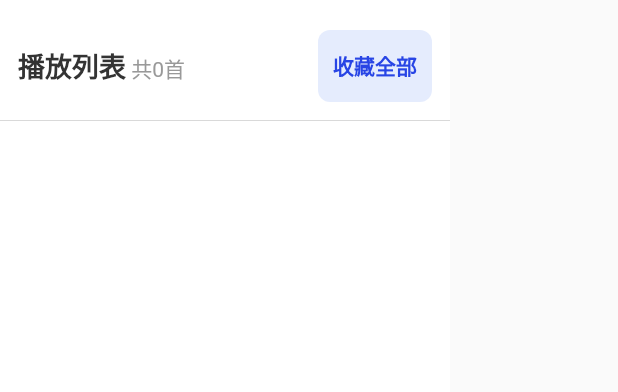
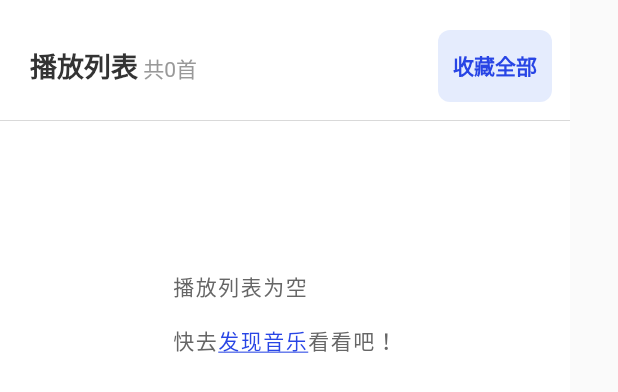
Before and after one commit to ijinfeng/dreamMusic, a Flutter app: the PlaylistDrawer widget shown alone on an empty page, opened directly, on a phone screen of 412 x 824 dp. Shown: the top 392 px of the screen. Run offline on Flutter 3.47's test engine with Material 2 defaults, Android fonts, the phone set to English and light mode, and no system bars; our stand-ins replace audioplayers, cookie_jar, dio, dio_cookie_manager, flutter_easyloading, shared_preferences; missing offline and left inert: bitsdojo_window; accounts and stored records are empty.

Commit message:
播放列表侧边栏UI和交互

```diff
--- a/lib/src/pages/home/playlist/playlist_drawer.dart
+++ b/lib/src/pages/home/playlist/playlist_drawer.dart
@@ -1,27 +1,33 @@
 import 'package:dream_music/src/components/basic/mixin_easy_interface.dart';
 import 'package:dream_music/src/components/button/main_button.dart';
 import 'package:dream_music/src/components/listview/list_view.dart';
+import 'package:dream_music/src/components/player/song_player.dart';
 import 'package:dream_music/src/config/theme_color_constant.dart';
+import 'package:dream_music/src/pages/home/playlist/view/playlist_drawer_item_cell.dart';
+import 'package:flutter/gestures.dart';
 import 'package:flutter/material.dart';
+import 'package:provider/provider.dart';
 
 class PlaylistDrawer extends StatelessWidget with EasyInterface {
   const PlaylistDrawer({Key? key}) : super(key: key);
 
   @override
   Widget build(BuildContext context) {
+    final player = getPlayer(context);
+    double drawerMaxWidth = 380;
     return Container(
-      width: 300,
+      width: drawerMaxWidth,
       color: kPageBackgroundColor,
       child: Column(
         children: [
           Container(
-            padding: const EdgeInsets.only(left: 12, right: 12, top: 20, bottom: 12),
+            padding: const EdgeInsets.only(left: 20, right: 12, top: 20, bottom: 12),
             decoration: const BoxDecoration(
               color: kPageBackgroundColor,
               border:
                   Border(bottom: BorderSide(width: 0.5, color: kDividerColor)),
             ),
-            width: 300,
+            width: drawerMaxWidth,
             child: Row(
               crossAxisAlignment: CrossAxisAlignment.center,
               mainAxisAlignment: MainAxisAlignment.spaceBetween,
@@ -51,17 +57,75 @@ class PlaylistDrawer extends StatelessWidget with EasyInterface {
               ],
             ),
           ),
-          // Expanded(
-          //   child: FFListView(itemBuilder:(context, section, index) {
-          //     return ListTile(
-          //       title: Text("$index"),
-          //     );
-          //   }, indexCountBuilder:(context, section) {
-          //     return 20;
-          //   },),
-          // )
+          Expanded(
+            child: player.playlistIsEmpty ? _buildEmptyGuide()
+            : ListView.builder(
+              primary: false,
+              itemBuilder:(context, index) {
+                final model = player.songs?[index];
+                return Selector<SongPlayer, PlaySongStack>(
+                  selector: (p0, p1) => p1.stack,
+                  shouldRebuild: (previous, next) {
+                    return next.previousSongId == model?.track?.id ||
+                    next.currentSongId == model?.track?.id;
+                  },
+                  builder: (context, value, child) {
+                    return PlaylistDrawerItemCell(model: model, index: index);
+                  },
+                );
+            },
+            itemCount: player.allSongsLength,
+            ),
+          )
         ],
       ),
     );
   }
+
+  Container _buildEmptyGuide() {
+    double fontSize = 14;
+    Color textColor = kText6Color;
+    TextStyle ntextStyle = TextStyle(
+      fontSize: fontSize,
+      color: textColor,
+      fontWeight: FontWeight.normal,
+      letterSpacing: 1
+    );
+    return Container(
+            alignment: Alignment.center,
+            padding: const EdgeInsets.only(top: 100),
+            child: Column(
+              crossAxisAlignment: CrossAxisAlignment.start,
+              children: [
+                Text(
+                  "播放列表为空",
+                  style: ntextStyle,
+                ),
+                heightSpace(15),
+                RichText(text: TextSpan(
+                  text: "快去",
+                  style: ntextStyle,
+                  children: [
+                    TextSpan(
+                      text: "发现音乐",
+                      style: TextStyle(
+                        fontSize: fontSize,
+                        color: kHighlightThemeColor,
+                        fontWeight: FontWeight.normal,
+                        decoration: TextDecoration.underline
+                      ),
+                      recognizer: TapGestureRecognizer()..onTap = () {
+
+                      }
+                    ),
+                     TextSpan(
+                      text: "看看吧！",
+                      style: ntextStyle
+                    )
+                  ]
+                ))
+              ],
+            ),
+          );
+  }
 }
```
Also changed, not shown: lib/src/components/player/song_player.dart (+10 -9 lines), lib/src/pages/home/playlist/view/playlist_drawer_item_cell.dart (added, +84 -0 lines).
